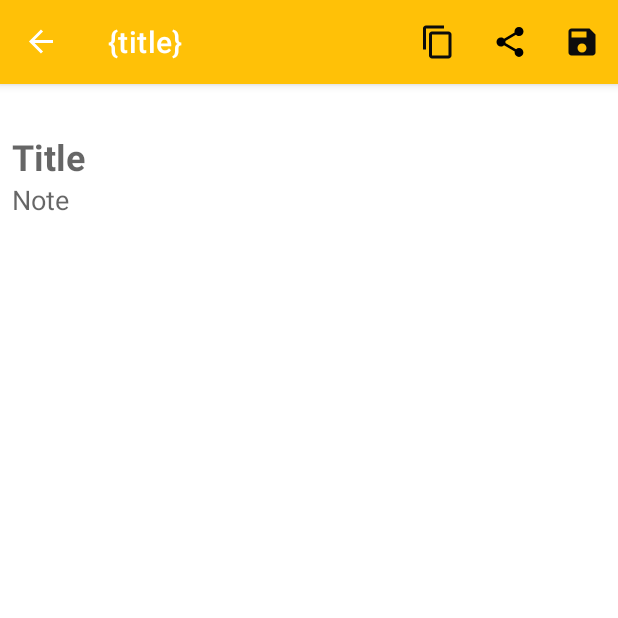
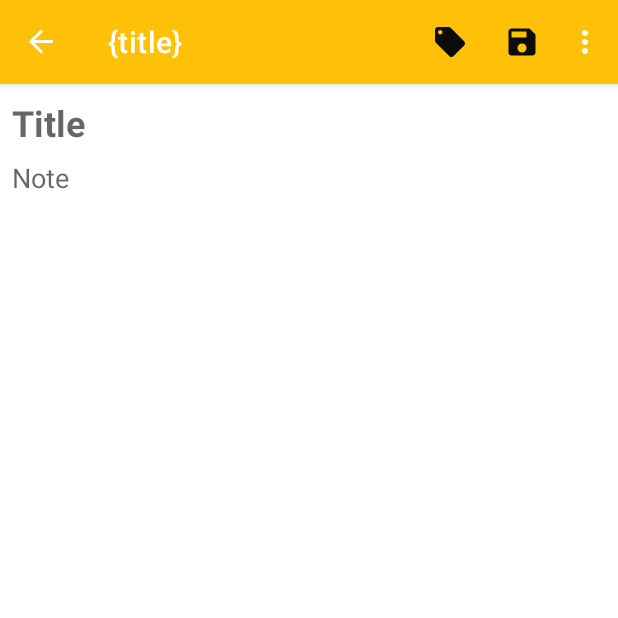
Before and after one commit to whilson03/Notes, an Android app: the screen it shows after launch (MainActivity), after a tap on an icon or button, on a phone screen of 412 x 824 dp, the top half of it. Run offline under Robolectric (Android 15) with nearby library versions, the phone set to English and light mode, and no system bars; our stand-ins replace AdMob, Dagger/Hilt's generated code, Room's generated code, data binding, navigation-ui; plain views replace MaterialNavigationView; 6 statements that could not run were skipped.

Commit message:
implemented label selection recyclerview adapter, to be used in a dialog fragment

```diff
--- /dev/null
+++ b/app/src/main/java/com/olabode/wilson/daggernoteapp/labels/LabelDialog.kt
@@ -0,0 +1,6 @@
+package com.olabode.wilson.daggernoteapp.labels
+
+/**
+ *   Created by OLABODE WILSON on 2020-04-02.
+ */
+class LabelDialog
--- a/app/src/main/java/com/olabode/wilson/daggernoteapp/ui/notes/NoteViewModel.kt
+++ b/app/src/main/java/com/olabode/wilson/daggernoteapp/ui/notes/NoteViewModel.kt
@@ -19,16 +19,12 @@ class NoteViewModel @Inject constructor(
     private val noteAndLabelRepository: NoteAndLabelRepository
 ) : ViewModel() {
 
-
-
-
-
-
     private val job = Job()
     private val uiScope = CoroutineScope(Dispatchers.Main + job)
 
     var oldTitle: String = ""
     var oldBody: String = ""
+
 
     fun saveNewNote(note: Note) {
         uiScope.launch {
--- /dev/null
+++ b/app/src/main/res/drawable/ic_tag.xml
@@ -0,0 +1,10 @@
+<vector xmlns:android="http://schemas.android.com/apk/res/android"
+    android:width="24dp"
+    android:height="24dp"
+    android:tint="#0C0C0C"
+    android:viewportWidth="24.0"
+    android:viewportHeight="24.0">
+    <path
+        android:fillColor="#FF000000"
+        android:pathData="M21.41,11.58l-9,-9C12.05,2.22 11.55,2 11,2H4c-1.1,0 -2,0.9 -2,2v7c0,0.55 0.22,1.05 0.59,1.42l9,9c0.36,0.36 0.86,0.58 1.41,0.58 0.55,0 1.05,-0.22 1.41,-0.59l7,-7c0.37,-0.36 0.59,-0.86 0.59,-1.41 0,-0.55 -0.23,-1.06 -0.59,-1.42zM5.5,7C4.67,7 4,6.33 4,5.5S4.67,4 5.5,4 7,4.67 7,5.5 6.33,7 5.5,7z" />
+</vector>
--- a/app/src/main/res/layout/note_fragment.xml
+++ b/app/src/main/res/layout/note_fragment.xml
@@ -1,5 +1,6 @@
 <?xml version="1.0" encoding="utf-8"?>
 <layout xmlns:android="http://schemas.android.com/apk/res/android"
+    xmlns:tools="http://schemas.android.com/tools"
     xmlns:app="http://schemas.android.com/apk/res-auto">
 
     <androidx.constraintlayout.widget.ConstraintLayout
@@ -7,34 +8,13 @@
         android:layout_height="match_parent"
         android:orientation="vertical">
 
-        <HorizontalScrollView
-            android:id="@+id/label_scrollView"
-            android:visibility="visible"
-            android:layout_width="match_parent"
-            android:layout_height="wrap_content"
-            app:layout_constraintEnd_toEndOf="parent"
-            app:layout_constraintStart_toStartOf="parent"
-            app:layout_constraintTop_toTopOf="parent">
-
-
-            <com.google.android.material.chip.ChipGroup
-                android:id="@+id/chip_group"
-                android:layout_width="wrap_content"
-                android:layout_height="wrap_content"
-                android:padding="8dp"
-                app:singleLine="true"
-                app:singleSelection="true">
-
-            </com.google.android.material.chip.ChipGroup>
-
-        </HorizontalScrollView>
-
 
         <EditText
+            android:layout_marginTop="1dp"
             android:id="@+id/title"
             android:layout_width="match_parent"
             android:layout_height="wrap_content"
-            android:layout_marginTop="16dp"
+            android:padding="8dp"
             android:background="@null"
             android:hint="@string/title"
             android:inputType="text"
@@ -45,8 +25,9 @@
             android:textStyle="bold"
             android:transitionName="titleView"
             app:layout_constraintEnd_toEndOf="parent"
+            app:layout_constraintHorizontal_bias="0.0"
             app:layout_constraintStart_toStartOf="parent"
-            app:layout_constraintTop_toBottomOf="@+id/label_scrollView" />
+            app:layout_constraintTop_toBottomOf="@+id/chips_recycler_view" />
 
         <EditText
             android:id="@+id/note"
@@ -65,5 +46,15 @@
             app:layout_constraintStart_toStartOf="parent"
             app:layout_constraintTop_toBottomOf="@+id/title" />
 
+        <androidx.recyclerview.widget.RecyclerView
+            android:id="@+id/chips_recycler_view"
+            android:layout_width="0dp"
+            android:layout_height="wrap_content"
+            app:layout_constraintEnd_toEndOf="parent"
+            app:layout_constraintStart_toStartOf="parent"
+            app:layout_constraintTop_toTopOf="parent"
+            tools:itemCount="2"
+            tools:listitem="@layout/item_label_chip" />
+
     </androidx.constraintlayout.widget.ConstraintLayout>
 </layout>
--- a/app/src/main/res/menu/notes_menu.xml
+++ b/app/src/main/res/menu/notes_menu.xml
@@ -1,6 +1,12 @@
 <?xml version="1.0" encoding="utf-8"?>
 <menu xmlns:android="http://schemas.android.com/apk/res/android"
     xmlns:app="http://schemas.android.com/apk/res-auto">
+
+    <item
+        android:id="@+id/tag"
+        android:icon="@drawable/ic_tag"
+        android:title="@string/labels"
+        app:showAsAction="always" />
 
     <item
         android:id="@+id/copy_note"
@@ -8,12 +14,14 @@
         android:title="@string/copy_text"
         app:showAsAction="ifRoom" />
 
+
     <item
         android:icon="@drawable/ic_save"
         android:title="@string/save"
         android:orderInCategory="1"
         android:id="@+id/save"
-        app:showAsAction="ifRoom" />
+        app:showAsAction="always" />
+
 
     <item
         android:id="@+id/share_note"
```
Also changed, not shown: app/src/main/java/com/olabode/wilson/daggernoteapp/adapters/LabelSelectionAdapter.kt (added, +43 -0 lines), app/src/main/java/com/olabode/wilson/daggernoteapp/ui/notes/NoteFragment.kt (+25 -32 lines), app/src/main/res/layout/item_select_note_label.xml (added, +29 -0 lines).
